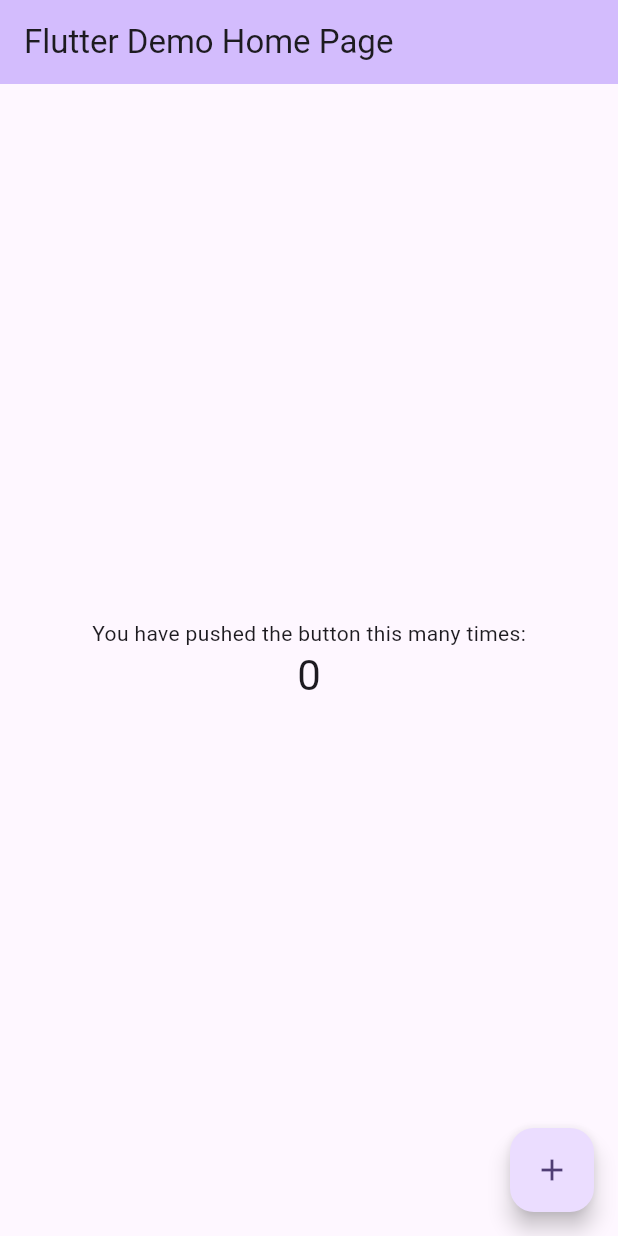
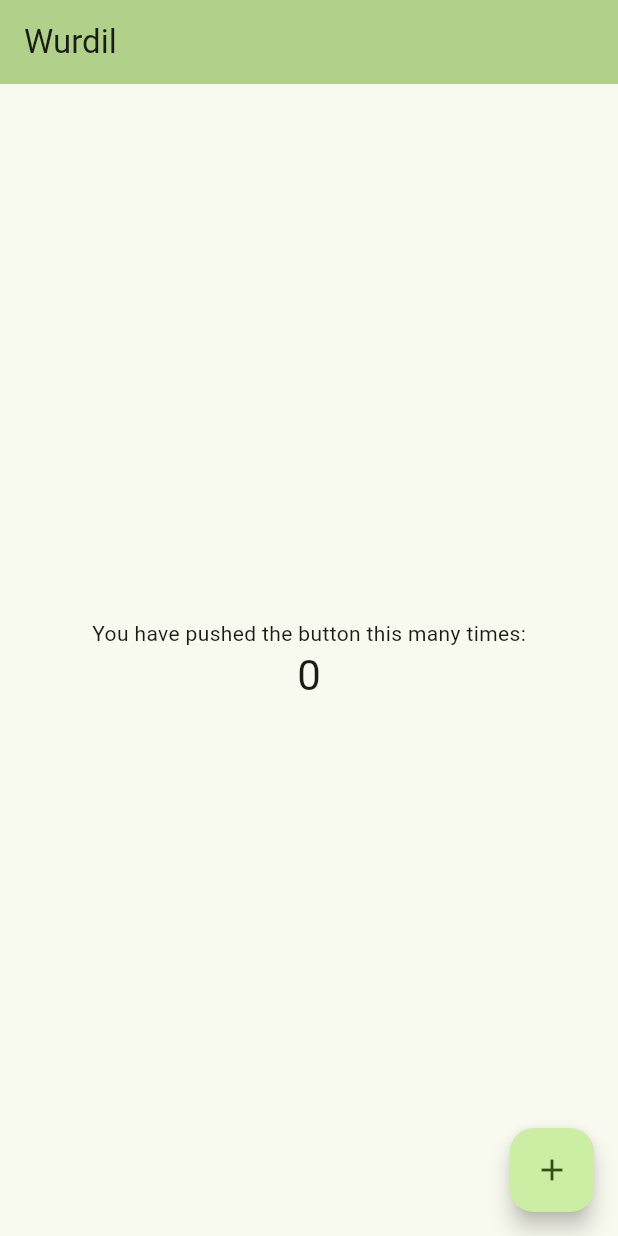
Before and after one commit to WilliWillyWillie/Flutter_GroupWilly_Phase1-5_BSCS_4A_Mobile_Computing, a Flutter app: the screen it shows after launch, on a phone screen of 412 x 824 dp. Run offline on Flutter 3.47's test engine with Material 3 defaults, Android fonts, the phone set to English and light mode, and no system bars.

Commit message:
Update main.dart

```diff
--- a/lib/main.dart
+++ b/lib/main.dart
@@ -28,10 +28,10 @@ class MyApp extends StatelessWidget {
         //
         // This works for code too, not just values: Most code changes can be
         // tested with just a hot reload.
-        colorScheme: ColorScheme.fromSeed(seedColor: Colors.deepPurple),
+        colorScheme: ColorScheme.fromSeed(seedColor: Colors.lightGreen),
         useMaterial3: true,
       ),
-      home: const MyHomePage(title: 'Flutter Demo Home Page'),
+      home: const MyHomePage(title: 'Wurdil'),
     );
   }
 }
```
